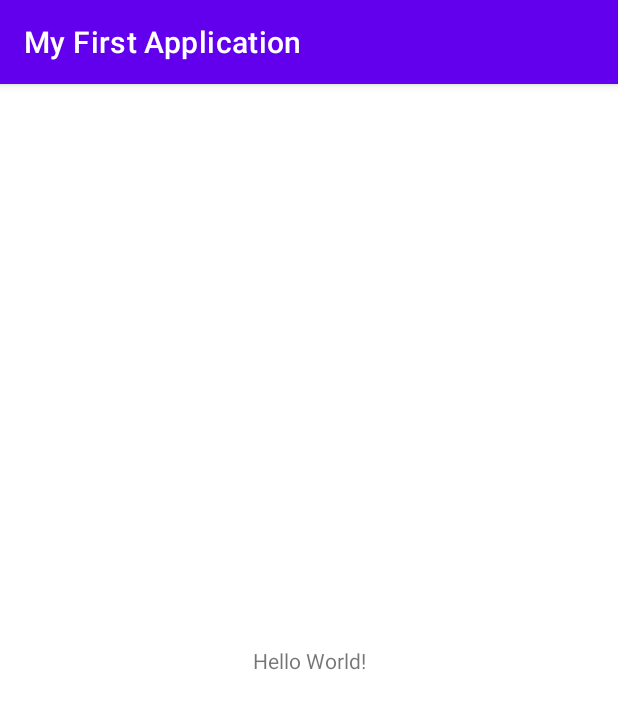
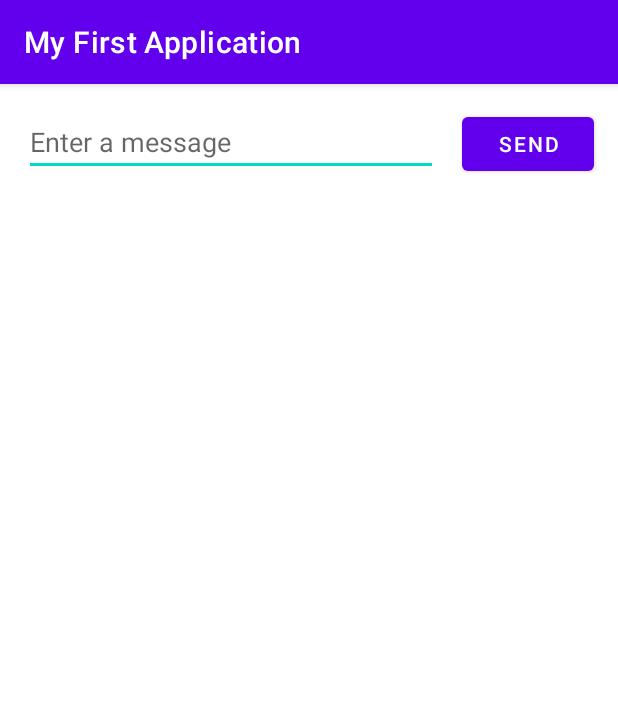
Before and after one commit to JordanWelsman/MyFirstAndroidApp, an Android app: the screen it shows after launch (MainActivity), on a phone screen of 412 x 824 dp. Shown: the top 709 px of the screen. Run offline under Robolectric (Android 15) with nearby library versions, the light colour scheme and no system bars.

Commit message:
Created first interface with text box and button.

```diff
--- a/app/src/main/res/layout/activity_main.xml
+++ b/app/src/main/res/layout/activity_main.xml
@@ -6,13 +6,29 @@
     android:layout_height="match_parent"
     tools:context=".MainActivity">
 
-    <TextView
+    <EditText
+        android:id="@+id/editTextTextPersonName"
+        android:layout_width="0dp"
+        android:layout_height="wrap_content"
+        android:layout_marginStart="16dp"
+        android:layout_marginTop="16dp"
+        android:ems="10"
+        android:hint="@string/edit_message"
+        android:inputType="textPersonName"
+        app:layout_constraintEnd_toStartOf="@+id/button"
+        app:layout_constraintHorizontal_bias="0.5"
+        app:layout_constraintStart_toStartOf="parent"
+        app:layout_constraintTop_toTopOf="parent" />
+
+    <Button
+        android:id="@+id/button"
         android:layout_width="wrap_content"
         android:layout_height="wrap_content"
-        android:text="Hello World!"
-        app:layout_constraintBottom_toBottomOf="parent"
-        app:layout_constraintLeft_toLeftOf="parent"
-        app:layout_constraintRight_toRightOf="parent"
-        app:layout_constraintTop_toTopOf="parent" />
-
+        android:layout_marginStart="16dp"
+        android:layout_marginEnd="16dp"
+        android:text="@string/button_send"
+        app:layout_constraintBaseline_toBaselineOf="@+id/editTextTextPersonName"
+        app:layout_constraintEnd_toEndOf="parent"
+        app:layout_constraintHorizontal_bias="0.5"
+        app:layout_constraintStart_toEndOf="@+id/editTextTextPersonName" />
 </androidx.constraintlayout.widget.ConstraintLayout>
--- a/app/src/main/res/values/strings.xml
+++ b/app/src/main/res/values/strings.xml
@@ -1,3 +1,5 @@
 <resources>
     <string name="app_name">My First Application</string>
+    <string name="edit_message">Enter a message</string>
+    <string name="button_send">Send</string>
 </resources>
```
